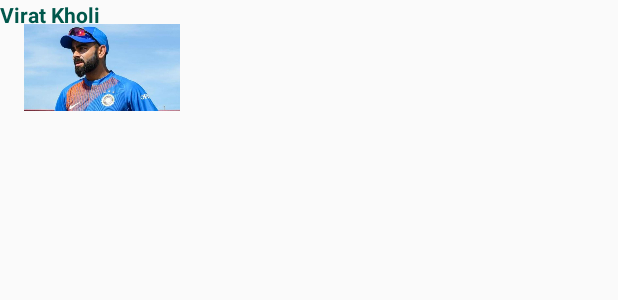
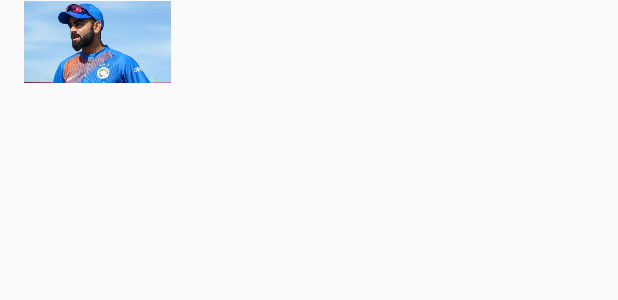
Before and after one commit to karansinghkundan/cricbuzz, an Android app: the layout activity_player.xml on its own in the app's theme, with its tools: preview values and no code run, on a phone screen of 412 x 824 dp. Shown: the top 300 px of the screen. Run offline under Robolectric (Android 15) with nearby library versions, the phone set to English and light mode, and no system bars.

Commit message:
working with player detail

```diff
--- a/app/src/main/java/com/example/cricbuzzz/Home.java
+++ b/app/src/main/java/com/example/cricbuzzz/Home.java
@@ -1,5 +1,6 @@
 package com.example.cricbuzzz;
 
+import android.content.Intent;
 import android.os.Bundle;
 
 import com.google.android.material.floatingactionbutton.FloatingActionButton;
@@ -88,6 +89,8 @@ public class Home extends AppCompatActivity
         if (id == R.id.nav_home) {
             // Handle the camera action
         } else if (id == R.id.nav_gallery) {
+            startActivity(new Intent(Home.this,Player.class));
+
 
         } else if (id == R.id.nav_slideshow) {
 
--- a/app/src/main/res/layout/activity_player.xml
+++ b/app/src/main/res/layout/activity_player.xml
@@ -11,21 +11,25 @@
     <LinearLayout
         android:layout_width="match_parent"
         android:layout_height="match_parent"
-        android:orientation="vertical"></LinearLayout>
+        android:orientation="vertical">
+
+        <TableRow
+            android:layout_width="match_parent"
+            android:layout_height="match_parent" >
+
+            <TableRow
+                android:layout_width="match_parent"
+                android:layout_height="match_parent" />
+        </TableRow>
+    </LinearLayout>
 
     <ImageView
         android:id="@+id/imageView"
+        android:layout_width="98dp"
+        android:layout_height="56dp"
         android:layout_marginLeft="@android:dimen/config_restrictedIconSize"
-        android:layout_width="104dp"
-        android:layout_height="90dp"
         android:src="@drawable/virat" />
 
-    <TextView
-        android:layout_width="match_parent"
-        android:layout_height="match_parent"
-        android:text="Virat Kholi"
-        android:textAlignment="gravity"
-        android:textColor="@color/colorPrimaryDark"
-        android:textStyle="bold" />
+
 
 </RelativeLayout>
```
